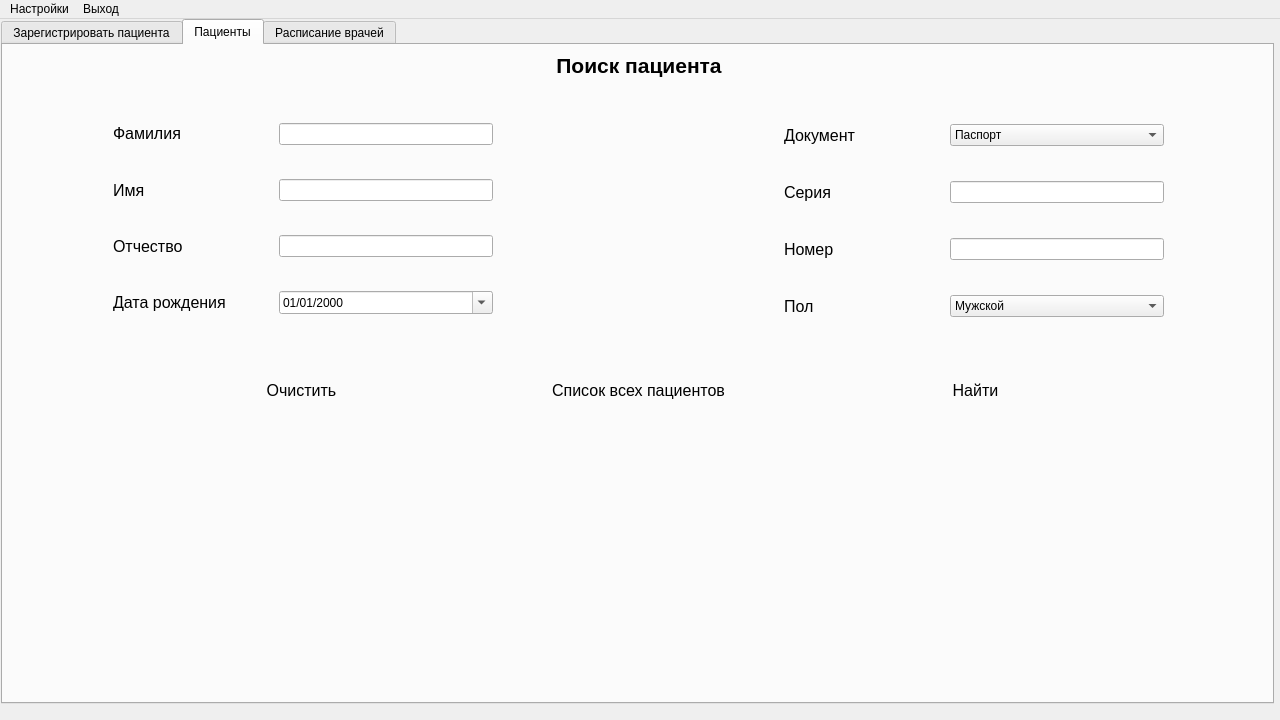
theseChains/uni-assignments, file 6th-semester/software-architecture/src/client/View/ApplicationViewUi.ui: the form before one commit.
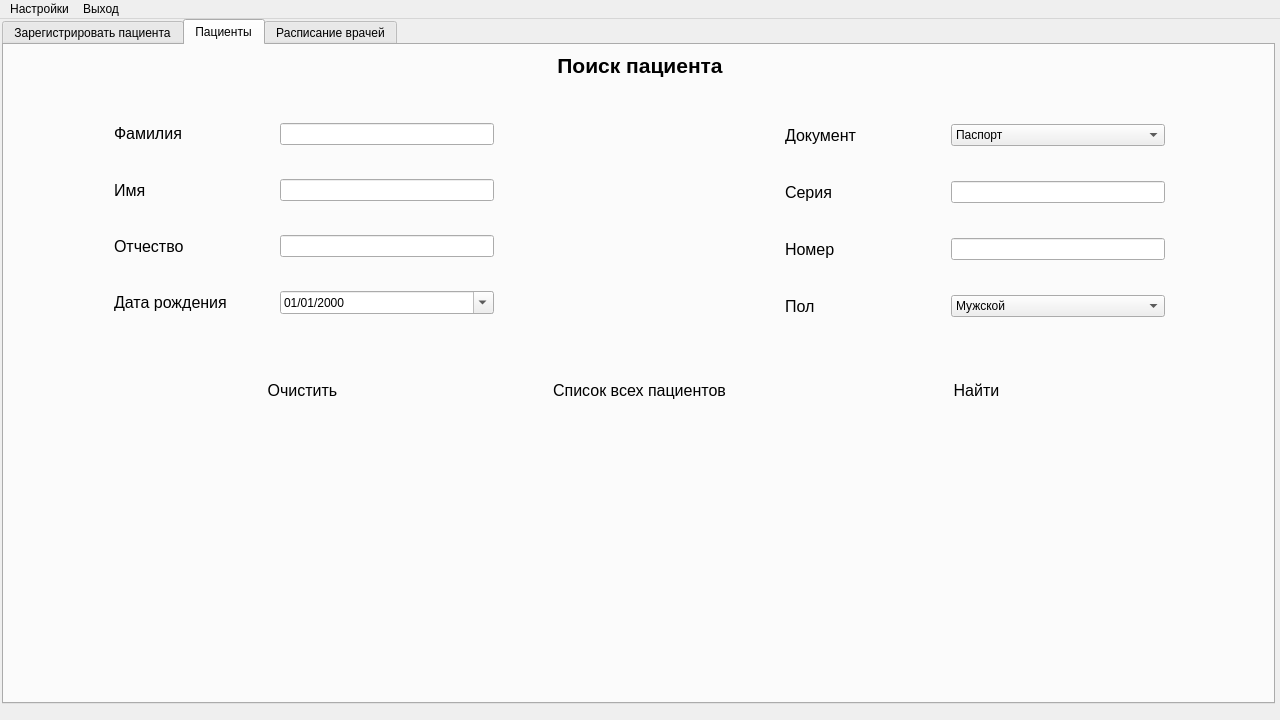
The form after the commit. The open tabs and pages were chosen to show the change.

```diff
--- a/6th-semester/software-architecture/src/client/View/ApplicationViewUi.ui
+++ b/6th-semester/software-architecture/src/client/View/ApplicationViewUi.ui
@@ -71,7 +71,7 @@
      <widget class="QTabWidget" name="RegistratorTabs">
       <property name="geometry">
        <rect>
-        <x>0</x>
+        <x>1</x>
         <y>0</y>
         <width>1273</width>
         <height>685</height>
```
Left out of the diff: 6 changed lines with no effect on the pictures.
